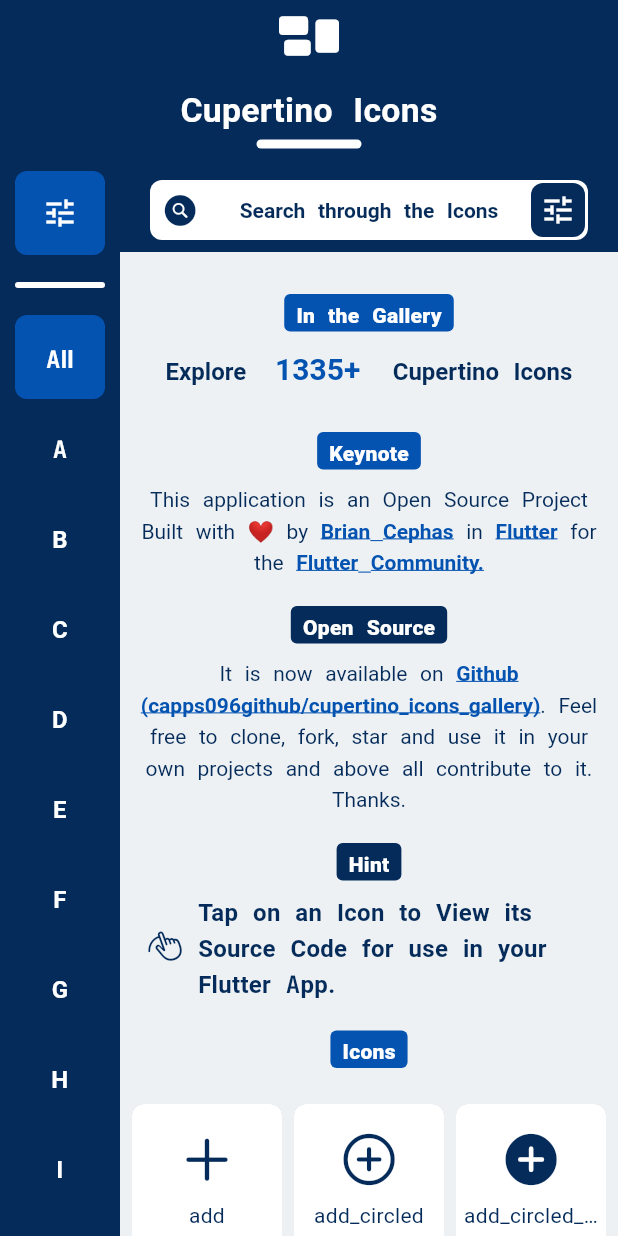
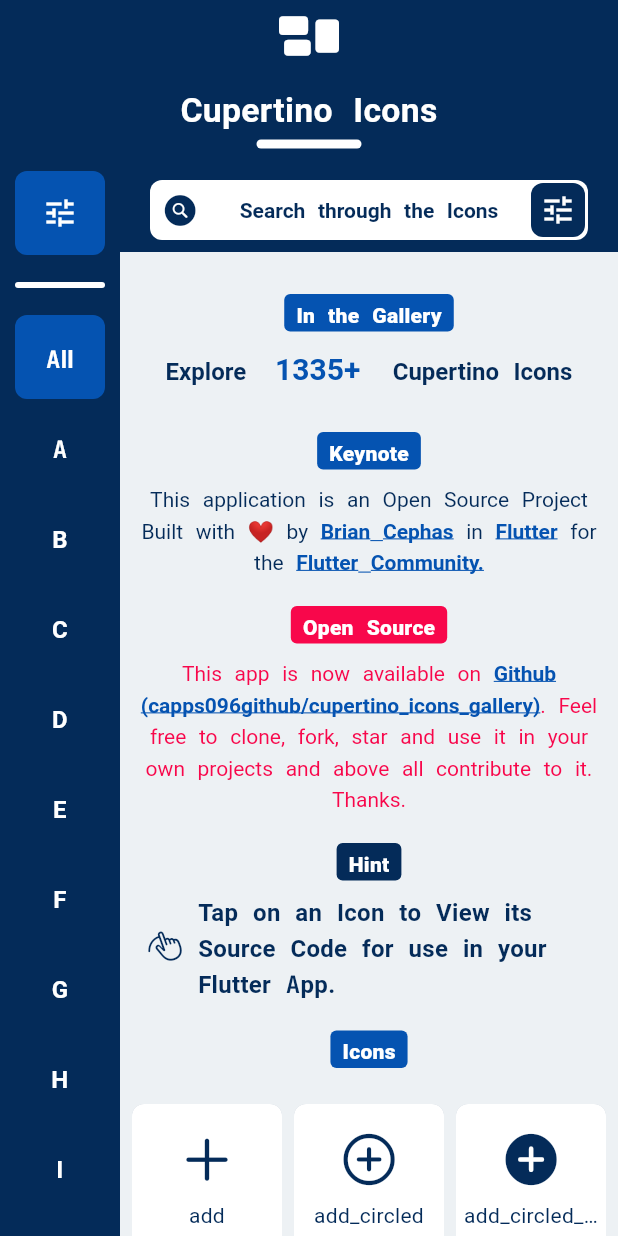
Before and after one commit to capps096github/cupertino_icons_gallery, a Flutter app: the screen it shows after launch, after a tap on "add", after a tap on the "close" icon, on a phone screen of 412 x 824 dp. Run offline on Flutter 3.47's test engine with Material 2 defaults, Android fonts, the phone set to English and light mode, and no system bars; drawn by our look-alikes of animated_text_kit, substring_highlight; our stand-ins replace dotted_border, firebase_core, flutter_riverpod, flutter_svg, go_router, google_fonts and 3 more; missing offline and left inert: draggable_scrollbar, flextras; accounts and stored records are empty; Roboto replaces fonts that are missing (Spartan).

Commit message:
Search redefined, almost there

```diff
--- a/lib/icons/grid/grid_intro.dart
+++ b/lib/icons/grid/grid_intro.dart
@@ -108,19 +108,22 @@
               ),
             ),
 
-            const SectionTitle(sectionText: "Open Source"),
+            const SectionTitle(
+              sectionText: "Open Source",
+              backgroundColor: galleryPink,
+            ),
 
             // subtitle
             RichText(
               textAlign: TextAlign.center,
               text: TextSpan(
                 style: GoogleFonts.spartan(
-                  color: galleryColor,
+                  color: galleryPink,
                   height: 1.5,
                 ),
                 children: [
                   const TextSpan(
-                    text: 'It is now available on ',
+                    text: 'This app is now available on ',
                   ),
                   linkTextSpan(
                     text: 'Github (capps096github/cupertino_icons_gallery)',
```
